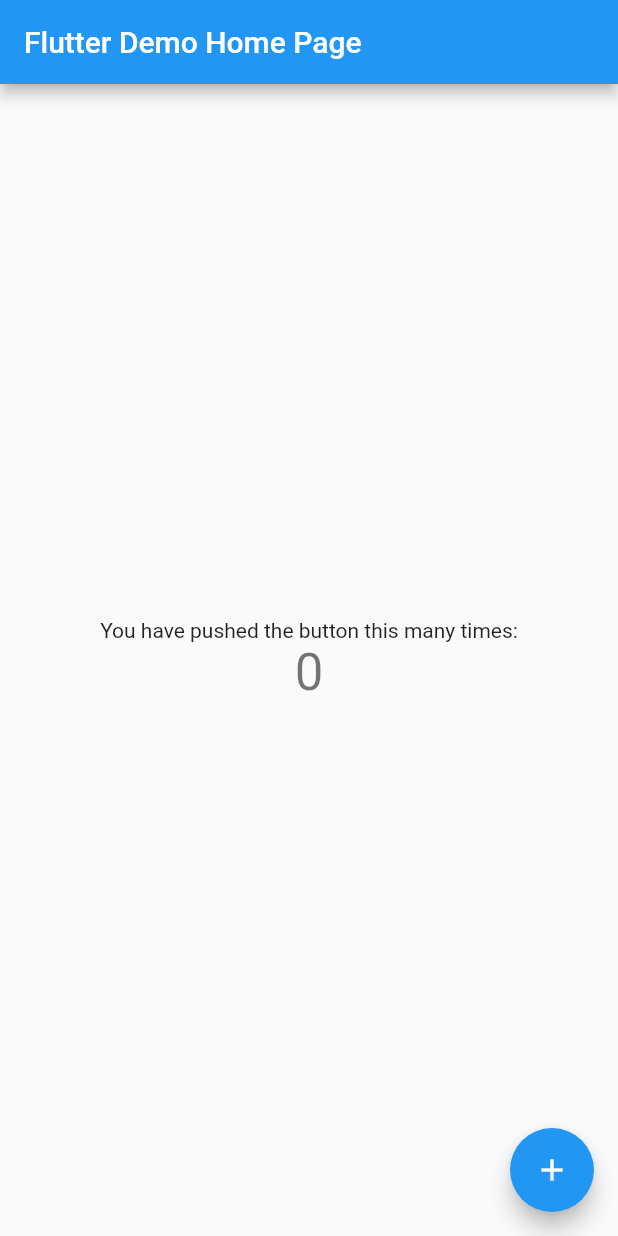
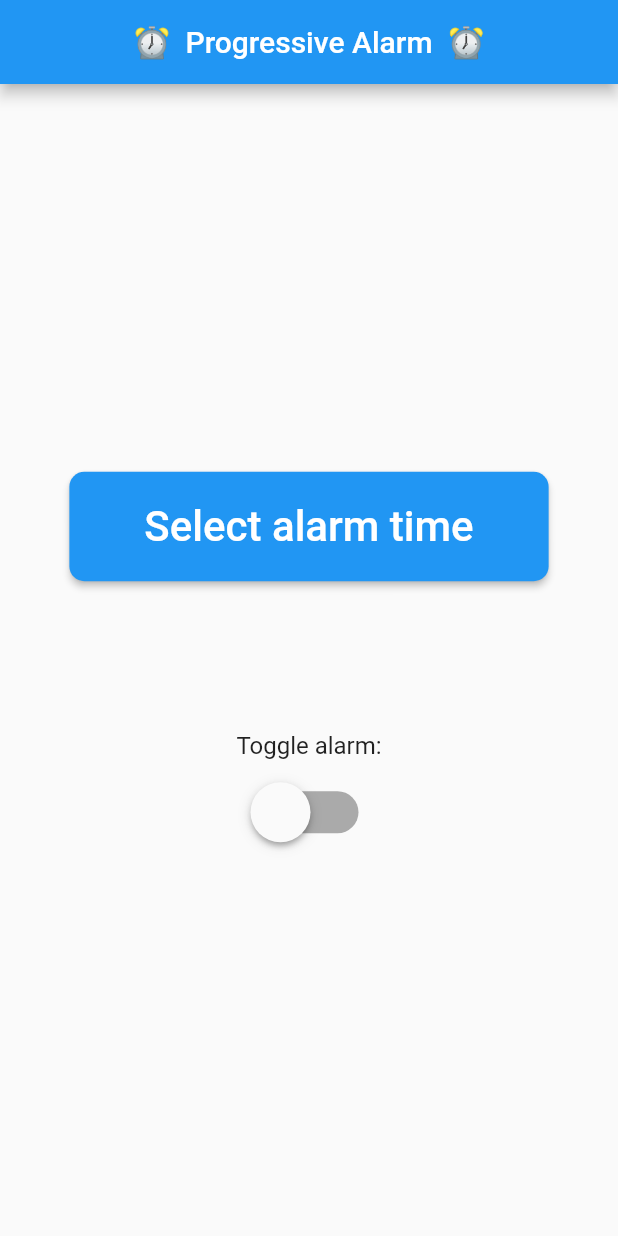
Before and after one commit to mpatajac/flutter-progressive-alarm, a Flutter app: the screen it shows after launch, on a phone screen of 412 x 824 dp. Run offline on Flutter 3.47's test engine with Material 2 defaults, Android fonts, the phone set to English and light mode, and no system bars; our stand-ins replace assets_audio_player; missing offline and left inert: android_alarm_manager, volume; statements that could not run were skipped.

Commit message:
Move functionality to stateful widget

```diff
--- a/lib/main.dart
+++ b/lib/main.dart
@@ -1,3 +1,5 @@
+// TODO: isprobat s _alarmom, doraditi volume change
+
 import 'package:flutter/material.dart';
 import 'package:android_alarm_manager/android_alarm_manager.dart';
 import 'package:assets_audio_player/assets_audio_player.dart';
@@ -23,75 +25,54 @@
 }
 
 void main() async {
-  final int alarmID = 0;
-  final DateTime time = new DateTime(2020, 9, 17, 12, 50);
-
   WidgetsFlutterBinding.ensureInitialized();
   await AndroidAlarmManager.initialize();
 
   runApp(ProgressiveAlarm());
 
-  await AndroidAlarmManager.oneShotAt(time, alarmID, alarm);
-
-
+  // await AndroidAlarmManager.oneShotAt(time, alarmID, alarm);
 }
 
 class ProgressiveAlarm extends StatelessWidget {
-  // This widget is the root of your application.
   @override
   Widget build(BuildContext context) {
     return MaterialApp(
       title: 'Progressive Alarm',
       theme: ThemeData(
-        // This is the theme of your application.
-        //
-        // Try running your application with "flutter run". You'll see the
-        // application has a blue toolbar. Then, without quitting the app, try
-        // changing the primarySwatch below to Colors.green and then invoke
-        // "hot reload" (press "r" in the console where you ran "flutter run",
-        // or simply save your changes to "hot reload" in a Flutter IDE).
-        // Notice that the counter didn't reset back to zero; the application
-        // is not restarted.
         primarySwatch: Colors.blue,
-        // This makes the visual density adapt to the platform that you run
-        // the app on. For desktop platforms, the controls will be smaller and
-        // closer together (more dense) than on mobile platforms.
         visualDensity: VisualDensity.adaptivePlatformDensity,
       ),
-      home: AlarmSetup(title: 'Flutter Demo Home Page'),
+      home: AlarmSetup(),
     );
   }
 }
 
 class AlarmSetup extends StatefulWidget {
-  AlarmSetup({Key key, this.title}) : super(key: key);
-
-  // This widget is the home page of your application. It is stateful, meaning
-  // that it has a State object (defined below) that contains fields that affect
-  // how it looks.
-
-  // This class is the configuration for the state. It holds the values (in this
-  // case the title) provided by the parent (in this case the App widget) and
-  // used by the build method of the State. Fields in a Widget subclass are
-  // always marked "final".
-
-  final String title;
-
   @override
   _AlarmSetupState createState() => _AlarmSetupState();
 }
 
 class _AlarmSetupState extends State<AlarmSetup> {
-  int _counter = 0;
+  bool _alarmSet;
+  int _alarmID;
+  TimeOfDay _time;
+  DateTime _alarmTime;
+  static AssetsAudioPlayer audioPlayer;
+  static int _initialVolume;
 
   @override
   void initState() {
     super.initState();
-    initAudioStreamType();
+    _alarmSet = false;
+    _alarmID = 0;
+    _time = TimeOfDay(hour: 9, minute: 0);
+    _alarmTime = DateTime.now();
+    initAudio();
   }
 
-  void initAudioStreamType() async {
+  void initAudio() async {
     await Volume.controlVolume(AudioManager.STREAM_MUSIC);
+    _initialVolume = await Volume.getVol;
   }
 
   static void volume() async {
@@ -101,7 +82,6 @@
     /// save initial volume
     /// and set volume to 1 (minimum)
     int volume = 1;
-    final int initialVolume = await Volume.getVol;
     await Volume.setVol(volume);
 
     /// Progressively increase volume
@@ -117,71 +97,152 @@
 
     /// Reset volume and stop the player
     await Future.delayed(const Duration(seconds: 10), () {});
-    await Volume.setVol(initialVolume);
+    await Volume.setVol(_initialVolume);
     // await audioPlayer.stop();
-  }
-
-
-  void _incrementCounter() {
-    setState(() {
-      // This call to setState tells the Flutter framework that something has
-      // changed in this State, which causes it to rerun the build method below
-      // so that the display can reflect the updated values. If we changed
-      // _counter without calling setState(), then the build method would not be
-      // called again, and so nothing would appear to happen.
-      _counter++;
-    });
   }
 
   @override
   Widget build(BuildContext context) {
-    // This method is rerun every time setState is called, for instance as done
-    // by the _incrementCounter method above.
-    //
-    // The Flutter framework has been optimized to make rerunning build methods
-    // fast, so that you can just rebuild anything that needs updating rather
-    // than having to individually change instances of widgets.
     return Scaffold(
       appBar: AppBar(
-        // Here we take the value from the MyHomePage object that was created by
-        // the App.build method, and use it to set our appbar title.
-        title: Text(widget.title),
+        title: Center(child: Text('⏰\t\tProgressive Alarm\t\t⏰')),
       ),
-      body: Center(
-        // Center is a layout widget. It takes a single child and positions it
-        // in the middle of the parent.
+      body: Builder(builder: (BuildContext context) {
+        return Center(
           child: Column(
-          // Column is also a layout widget. It takes a list of children and
-          // arranges them vertically. By default, it sizes itself to fit its
-          // children horizontally, and tries to be as tall as its parent.
-          //
-          // Invoke "debug painting" (press "p" in the console, choose the
-          // "Toggle Debug Paint" action from the Flutter Inspector in Android
-          // Studio, or the "Toggle Debug Paint" command in Visual Studio Code)
-          // to see the wireframe for each widget.
-          //
-          // Column has various properties to control how it sizes itself and
-          // how it positions its children. Here we use mainAxisAlignment to
-          // center the children vertically; the main axis here is the vertical
-          // axis because Columns are vertical (the cross axis would be
-          // horizontal).
             mainAxisAlignment: MainAxisAlignment.center,
             children: <Widget>[
-            Text(
-              'You have pushed the button this many times:',
+              RaisedButton(
+                  shape: RoundedRectangleBorder(
+                      borderRadius: BorderRadius.circular(10)),
+                  padding: EdgeInsets.symmetric(vertical: 20, horizontal: 50),
+                  color: Colors.blue,
+                  textColor: Colors.white,
+                  child: Text(
+                    'Select alarm time',
+                    style: TextStyle(fontSize: 28),
                   ),
-            Text(
-              '$_counter',
-              style: Theme.of(context).textTheme.headline4,
+                  onPressed: () async {
+                    TimeOfDay chosenTime = await showTimePicker(
+                        context: context, initialTime: TimeOfDay.now());
+                    setState(() {
+                      if (chosenTime != null) {
+                        _time = chosenTime;
+                        _updateAlarmTime();
+                      }
+                    });
+                  }),
+              SizedBox(height: 100),
+              Container(
+                child: Text(
+                  'Toggle alarm:',
+                  style: TextStyle(fontSize: 16),
                 ),
+                height: 30,
+              ),
+              Transform.scale(
+                scale: 2.0,
+                child: Switch(
+                  value: _alarmSet,
+                  onChanged: (bool alarmToggleState) {
+                    Scaffold.of(context).showSnackBar(
+                      SnackBar(
+                        content: Text(
+                          alarmToggleState
+                              ? 'Alarm set at ${_formatToastTime()}!'
+                              : 'Alarm stopped!',
+                          textAlign: TextAlign.center,
+                          style: TextStyle(
+                            fontSize: 20.0,
+                            fontWeight: FontWeight.bold,
+                            height: 1.5,
+                            letterSpacing: 1.1,
+                          ),
+                        ),
+                        backgroundColor: Colors.blue,
+                      ),
+                    );
+
+                    _updateAlarmState(alarmToggleState);
+                  },
+                ),
+              )
             ],
           ),
-      ),
-      floatingActionButton: FloatingActionButton(
-        onPressed: _incrementCounter,
-        tooltip: 'Increment',
-        child: Icon(Icons.add),
-      ), // This trailing comma makes auto-formatting nicer for build methods.
+        );
+      }),
     );
   }
+
+  String _formatToastTime() {
+    int hour = _time.hour;
+    int minute = _time.minute;
+    return '${_fixLeadingZero(hour)}:${_fixLeadingZero(minute)}';
   }
+
+  String _fixLeadingZero(int number) {
+    return number < 10 ? '0$number' : '$number';
+  }
+
+  void _updateAlarmState(bool startAlarm) async {
+    if (startAlarm) {
+      await AndroidAlarmManager.oneShotAt(_alarmTime, _alarmID, _alarm);
+    } else {
+      if (_didAlarmStart()) {
+        await Volume.setVol(_initialVolume);
+        await audioPlayer.stop();
+      } else {
+        await AndroidAlarmManager.cancel(_alarmID);
+      }
+    }
+
+    setState(() {
+      _alarmSet = startAlarm;
+    });
+  }
+
+  bool _didAlarmStart() {
+    DateTime now = DateTime.now();
+    if (now.day < _alarmTime.day) {
+      return false;
+    }
+    if (now.hour < _alarmTime.hour) {
+      return false;
+    }
+    if (now.minute < _alarmTime.minute) {
+      return false;
+    }
+    return true;
+  }
+
+  void _updateAlarmTime() {
+    DateTime now = DateTime.now();
+    DateTime alarmTime = new DateTime(
+        now.year,
+        now.month,
+        _time.hour >= now.hour ? now.day : (now.day + 1),
+        _time.hour,
+        _time.minute);
+
+    setState(() {
+      _alarmTime = alarmTime;
+    });
+  }
+
+  static void _alarm() async {
+    /// Initalize player
+    audioPlayer = AssetsAudioPlayer();
+
+    /// Start player
+    const streamLink = "http://kepler.shoutca.st:8404/";
+    try {
+      await audioPlayer.open(Audio.liveStream(streamLink));
+    } catch (e) {
+      /// Use song as a backup
+      await audioPlayer.open(Audio("assets/audio/test.mp3"));
+      print("Stream not working.");
+    }
+
+    volume();
+  }
+}
```
Also changed, not shown: 2 other files. Lines whose indentation alone changed are shown as unchanged.
